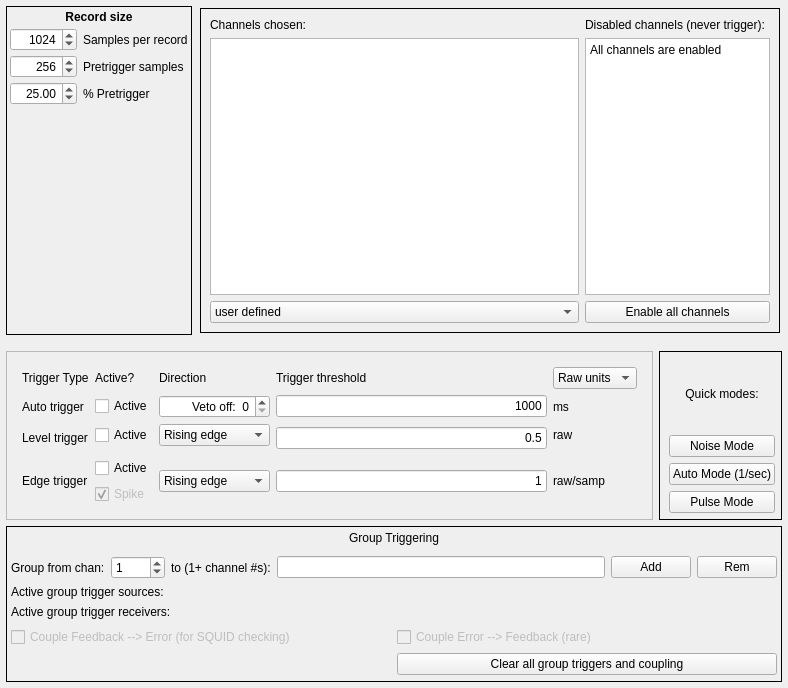
First picture: the form in dastardcommander/ui/trigger_config.ui, repository usnistgov/dastardcommander, before the edit.
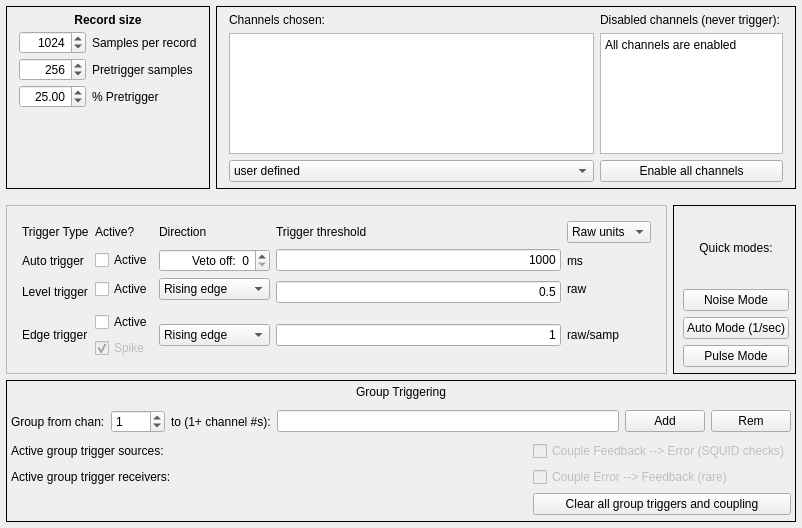
Second picture: the form after the edit.

Commit message: Make main window less tall

Diff of the .ui file:
```diff
--- a/dastardcommander/ui/trigger_config.ui
+++ b/dastardcommander/ui/trigger_config.ui
@@ -6,12 +6,12 @@
    <rect>
     <x>0</x>
     <y>0</y>
-    <width>788</width>
-    <height>688</height>
+    <width>802</width>
+    <height>528</height>
    </rect>
   </property>
   <property name="sizePolicy">
-   <sizepolicy hsizetype="MinimumExpanding" vsizetype="MinimumExpanding">
+   <sizepolicy hsizetype="MinimumExpanding" vsizetype="Preferred">
     <horstretch>0</horstretch>
     <verstretch>0</verstretch>
    </sizepolicy>
@@ -39,21 +39,27 @@
     <layout class="QHBoxLayout" name="horizontalLayout">
      <item>
       <widget class="QFrame" name="recordSizeFrame">
+       <property name="sizePolicy">
+        <sizepolicy hsizetype="Preferred" vsizetype="Expanding">
+         <horstretch>0</horstretch>
+         <verstretch>0</verstretch>
+        </sizepolicy>
+       </property>
        <property name="frameShape">
         <enum>QFrame::Panel</enum>
        </property>
        <layout class="QGridLayout" name="recordDetailLayout">
         <property name="leftMargin">
-         <number>3</number>
+         <number>12</number>
         </property>
         <property name="topMargin">
-         <number>3</number>
+         <number>6</number>
         </property>
         <property name="rightMargin">
-         <number>3</number>
+         <number>12</number>
         </property>
         <property name="bottomMargin">
-         <number>3</number>
+         <number>6</number>
         </property>
         <property name="horizontalSpacing">
          <number>6</number>
@@ -61,29 +67,6 @@
         <property name="verticalSpacing">
          <number>4</number>
         </property>
-        <item row="2" column="1">
-         <widget class="QLabel" name="pretrigLengthLabel">
-          <property name="text">
-           <string>Pretrigger samples</string>
-          </property>
-         </widget>
-        </item>
-        <item row="0" column="0" colspan="2">
-         <widget class="QLabel" name="label_19">
-          <property name="font">
-           <font>
-            <weight>75</weight>
-            <bold>true</bold>
-           </font>
-          </property>
-          <property name="text">
-           <string>Record size</string>
-          </property>
-          <property name="alignment">
-           <set>Qt::AlignCenter</set>
-          </property>
-         </widget>
-        </item>
         <item row="1" column="1">
          <widget class="QLabel" name="recordLengthLabel">
           <property name="text">
@@ -91,6 +74,13 @@
           </property>
          </widget>
         </item>
+        <item row="2" column="1">
+         <widget class="QLabel" name="pretrigLengthLabel">
+          <property name="text">
+           <string>Pretrigger samples</string>
+          </property>
+         </widget>
+        </item>
         <item row="1" column="0">
          <widget class="QSpinBox" name="recordLengthSpinBox">
           <property name="toolTip">
@@ -120,42 +110,7 @@
           </property>
          </widget>
         </item>
-        <item row="2" column="0">
-         <widget class="QSpinBox" name="pretrigLengthSpinBox">
-          <property name="alignment">
-           <set>Qt::AlignRight|Qt::AlignTrailing|Qt::AlignVCenter</set>
-          </property>
-          <property name="keyboardTracking">
-           <bool>false</bool>
-          </property>
-          <property name="minimum">
-           <number>3</number>
-          </property>
-          <property name="maximum">
-           <number>65536</number>
-          </property>
-          <property name="value">
-           <number>256</number>
-          </property>
-         </widget>
-        </item>
-        <item row="3" column="0">
-         <widget class="QDoubleSpinBox" name="pretrigPercentSpinBox">
-          <property name="alignment">
-           <set>Qt::AlignRight|Qt::AlignTrailing|Qt::AlignVCenter</set>
-          </property>
-          <property name="keyboardTracking">
-           <bool>false</bool>
-          </property>
-          <property name="maximum">
-           <double>100.000000000000000</double>
-          </property>
-          <property name="value">
-           <double>25.000000000000000</double>
-          </property>
-         </widget>
-        </item>
-        <item row="4" column="0">
+        <item row="4" column="1">
          <spacer name="verticalSpacer">
           <property name="orientation">
            <enum>Qt::Vertical</enum>
@@ -163,46 +118,98 @@
           <property name="sizeHint" stdset="0">
            <size>
             <width>20</width>
-            <height>40</height>
+            <height>10</height>
            </size>
           </property>
          </spacer>
         </item>
+        <item row="2" column="0">
+         <widget class="QSpinBox" name="pretrigLengthSpinBox">
+          <property name="alignment">
+           <set>Qt::AlignRight|Qt::AlignTrailing|Qt::AlignVCenter</set>
+          </property>
+          <property name="keyboardTracking">
+           <bool>false</bool>
+          </property>
+          <property name="minimum">
+           <number>3</number>
+          </property>
+          <property name="maximum">
+           <number>65536</number>
+          </property>
+          <property name="value">
+           <number>256</number>
+          </property>
+         </widget>
+        </item>
+        <item row="3" column="0">
+         <widget class="QDoubleSpinBox" name="pretrigPercentSpinBox">
+          <property name="alignment">
+           <set>Qt::AlignRight|Qt::AlignTrailing|Qt::AlignVCenter</set>
+          </property>
+          <property name="keyboardTracking">
+           <bool>false</bool>
+          </property>
+          <property name="maximum">
+           <double>100.000000000000000</double>
+          </property>
+          <property name="value">
+           <double>25.000000000000000</double>
+          </property>
+         </widget>
+        </item>
+        <item row="0" column="0" colspan="2">
+         <widget class="QLabel" name="label_19">
+          <property name="font">
+           <font>
+            <weight>75</weight>
+            <bold>true</bold>
+           </font>
+          </property>
+          <property name="text">
+           <string>Record size</string>
+          </property>
+          <property name="alignment">
+           <set>Qt::AlignCenter</set>
+          </property>
+         </widget>
+        </item>
        </layout>
       </widget>
      </item>
-     <item>
-      <layout class="QVBoxLayout" name="channelsChosenLayout">
-       <property name="leftMargin">
-        <number>2</number>
-       </property>
-       <property name="topMargin">
-        <number>2</number>
-       </property>
-       <property name="rightMargin">
-        <number>2</number>
-       </property>
-       <property name="bottomMargin">
-        <number>2</number>
-       </property>
        <item>
         <widget class="QFrame" name="horizontalFrame_2">
          <property name="frameShape">
           <enum>QFrame::Panel</enum>
          </property>
-         <layout class="QGridLayout" name="gridLayout_4" columnstretch="2,1">
+       <layout class="QGridLayout" name="gridLayout_4" columnstretch="2,0">
+        <property name="leftMargin">
+         <number>12</number>
+        </property>
+        <property name="topMargin">
+         <number>6</number>
+        </property>
+        <property name="rightMargin">
+         <number>12</number>
+        </property>
+        <property name="bottomMargin">
+         <number>6</number>
+        </property>
           <item row="1" column="0">
            <widget class="QPlainTextEdit" name="channelsChosenEdit">
+          <property name="enabled">
+           <bool>true</bool>
+          </property>
             <property name="sizePolicy">
-             <sizepolicy hsizetype="MinimumExpanding" vsizetype="MinimumExpanding">
-              <horstretch>2</horstretch>
+           <sizepolicy hsizetype="Expanding" vsizetype="Expanding">
+            <horstretch>1</horstretch>
               <verstretch>0</verstretch>
              </sizepolicy>
             </property>
             <property name="minimumSize">
              <size>
               <width>160</width>
-              <height>20</height>
+            <height>0</height>
              </size>
             </property>
             <property name="maximumSize">
@@ -228,50 +235,6 @@
             </property>
            </widget>
           </item>
-          <item row="1" column="1">
-           <widget class="QPlainTextEdit" name="disabledTextEdit">
-            <property name="sizePolicy">
-             <sizepolicy hsizetype="Expanding" vsizetype="Expanding">
-              <horstretch>1</horstretch>
-              <verstretch>0</verstretch>
-             </sizepolicy>
-            </property>
-            <property name="maximumSize">
-             <size>
-              <width>16777215</width>
-              <height>16777215</height>
-             </size>
-            </property>
-            <property name="baseSize">
-             <size>
-              <width>100</width>
-              <height>10</height>
-             </size>
-            </property>
-            <property name="toolTip">
-             <string>Channels not allowed to trigger (toggle single channels in Observe tab)</string>
-            </property>
-            <property name="readOnly">
-             <bool>true</bool>
-            </property>
-            <property name="plainText">
-             <string>All channels are enabled</string>
-            </property>
-           </widget>
-          </item>
-          <item row="0" column="0">
-           <widget class="QLabel" name="channelsChosenLabel">
-            <property name="sizePolicy">
-             <sizepolicy hsizetype="Preferred" vsizetype="Fixed">
-              <horstretch>0</horstretch>
-              <verstretch>0</verstretch>
-             </sizepolicy>
-            </property>
-            <property name="text">
-             <string>Channels chosen:</string>
-            </property>
-           </widget>
-          </item>
           <item row="2" column="0">
            <widget class="QComboBox" name="channelChooserBox">
             <property name="toolTip">
@@ -302,6 +265,37 @@
             </item>
            </widget>
           </item>
+        <item row="1" column="1">
+         <widget class="QPlainTextEdit" name="disabledTextEdit">
+          <property name="sizePolicy">
+           <sizepolicy hsizetype="Expanding" vsizetype="Expanding">
+            <horstretch>1</horstretch>
+            <verstretch>0</verstretch>
+           </sizepolicy>
+          </property>
+          <property name="maximumSize">
+           <size>
+            <width>16777215</width>
+            <height>16777215</height>
+           </size>
+          </property>
+          <property name="baseSize">
+           <size>
+            <width>100</width>
+            <height>10</height>
+           </size>
+          </property>
+          <property name="toolTip">
+           <string>Channels not allowed to trigger (toggle single channels in Observe tab)</string>
+          </property>
+          <property name="readOnly">
+           <bool>true</bool>
+          </property>
+          <property name="plainText">
+           <string>All channels are enabled</string>
+          </property>
+         </widget>
+        </item>
           <item row="2" column="1">
            <widget class="QPushButton" name="clearDisabledButton">
             <property name="toolTip">
@@ -314,15 +308,32 @@
           </item>
           <item row="0" column="1">
            <widget class="QLabel" name="disable_label">
+          <property name="sizePolicy">
+           <sizepolicy hsizetype="Preferred" vsizetype="Fixed">
+            <horstretch>0</horstretch>
+            <verstretch>0</verstretch>
+           </sizepolicy>
+          </property>
             <property name="text">
              <string>Disabled channels (never trigger):</string>
             </property>
            </widget>
           </item>
-         </layout>
+        <item row="0" column="0">
+         <widget class="QLabel" name="channelsChosenLabel">
+          <property name="sizePolicy">
+           <sizepolicy hsizetype="Preferred" vsizetype="Fixed">
+            <horstretch>0</horstretch>
+            <verstretch>0</verstretch>
+           </sizepolicy>
+          </property>
+          <property name="text">
+           <string>Channels chosen:</string>
+          </property>
         </widget>
        </item>
       </layout>
+      </widget>
      </item>
     </layout>
    </item>
@@ -830,60 +841,15 @@
         </item>
        </layout>
       </item>
-      <item row="0" column="0">
-       <widget class="QLabel" name="label_6">
-        <property name="text">
-         <string>Group Triggering</string>
-        </property>
-        <property name="alignment">
-         <set>Qt::AlignCenter</set>
-        </property>
-       </widget>
-      </item>
-      <item row="3" column="0">
-       <layout class="QVBoxLayout" name="verticalLayout_2">
-        <property name="topMargin">
-         <number>0</number>
-        </property>
-        <item>
-         <widget class="QLabel" name="groupTriggerActiveSrc">
-          <property name="text">
-           <string>Active group trigger sources: &lt;none&gt;</string>
-          </property>
-         </widget>
-        </item>
-        <item>
-         <widget class="QLabel" name="groupTriggerActiveRx">
-          <property name="text">
-           <string>Active group trigger receivers: &lt;none&gt;</string>
-          </property>
-         </widget>
-        </item>
-       </layout>
-      </item>
-      <item row="7" column="0">
-       <layout class="QGridLayout" name="couplingGridLayout" columnstretch="0,0" columnminimumwidth="0,0">
+      <item row="6" column="0">
+       <layout class="QGridLayout" name="couplingGridLayout" columnstretch="3,1" columnminimumwidth="0,0">
         <property name="topMargin">
          <number>2</number>
         </property>
         <property name="bottomMargin">
          <number>2</number>
         </property>
-        <item row="0" column="0">
-         <widget class="QCheckBox" name="coupleFBToErrCheckBox">
-          <property name="enabled">
-           <bool>false</bool>
-          </property>
-          <property name="toolTip">
-           <string>If checked, any trigger in a FB channel will also trigger
-the corresponding Error chan (Lancero only).</string>
-          </property>
-          <property name="text">
-           <string>Couple Feedback --&gt; Error (for SQUID checking)</string>
-          </property>
-         </widget>
-        </item>
-        <item row="0" column="1">
+        <item row="1" column="1">
          <widget class="QCheckBox" name="coupleErrToFBCheckBox">
           <property name="enabled">
            <bool>false</bool>
@@ -897,7 +863,35 @@
           </property>
          </widget>
         </item>
-        <item row="2" column="1">
+        <item row="0" column="1">
+         <widget class="QCheckBox" name="coupleFBToErrCheckBox">
+          <property name="enabled">
+           <bool>false</bool>
+          </property>
+          <property name="toolTip">
+           <string>If checked, any trigger in a FB channel will also trigger
+the corresponding Error chan (Lancero only).</string>
+          </property>
+          <property name="text">
+           <string>Couple Feedback --&gt; Error (SQUID checks)</string>
+          </property>
+         </widget>
+        </item>
+        <item row="1" column="0">
+         <widget class="QLabel" name="groupTriggerActiveRx">
+          <property name="text">
+           <string>Active group trigger receivers: &lt;none&gt;</string>
+          </property>
+         </widget>
+        </item>
+        <item row="0" column="0">
+         <widget class="QLabel" name="groupTriggerActiveSrc">
+          <property name="text">
+           <string>Active group trigger sources: &lt;none&gt;</string>
+          </property>
+         </widget>
+        </item>
+        <item row="3" column="1">
          <widget class="QPushButton" name="groupTriggerClearAll">
           <property name="text">
            <string>Clear all group triggers and coupling</string>
@@ -906,6 +900,16 @@
         </item>
        </layout>
       </item>
+      <item row="0" column="0">
+       <widget class="QLabel" name="label_6">
+        <property name="text">
+         <string>Group Triggering</string>
+        </property>
+        <property name="alignment">
+         <set>Qt::AlignCenter</set>
+        </property>
+       </widget>
+      </item>
      </layout>
     </widget>
    </item>
```
Left out of the diff: 44 changed lines with no effect on the pictures. Lines whose indentation alone changed are shown as unchanged.
